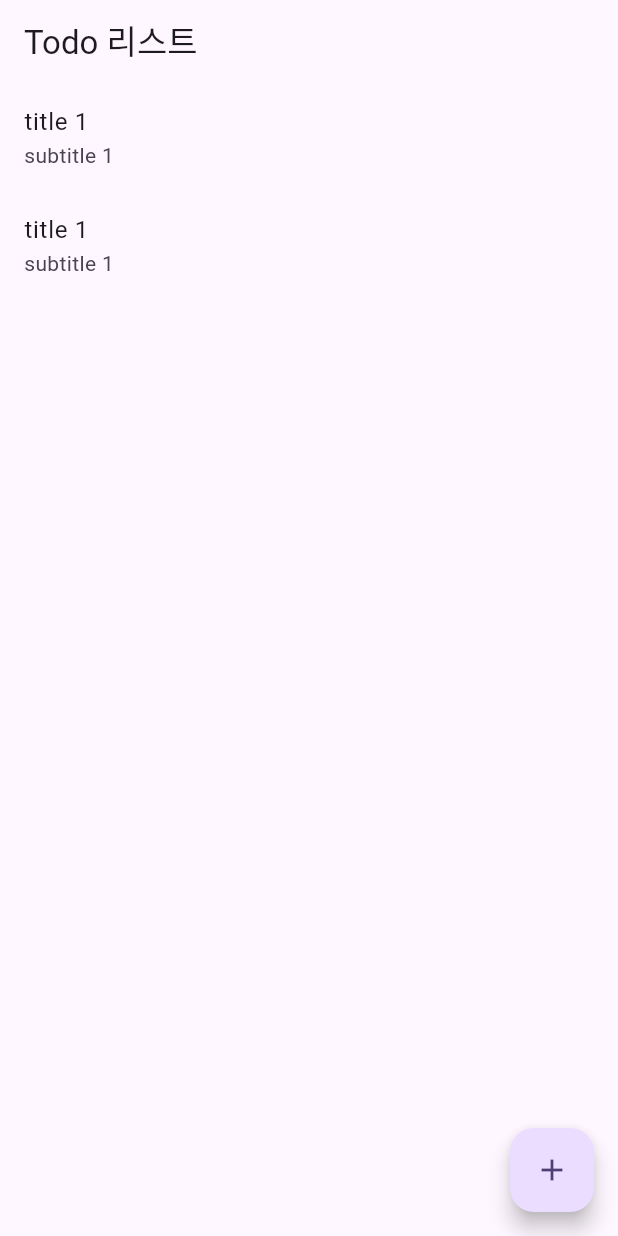
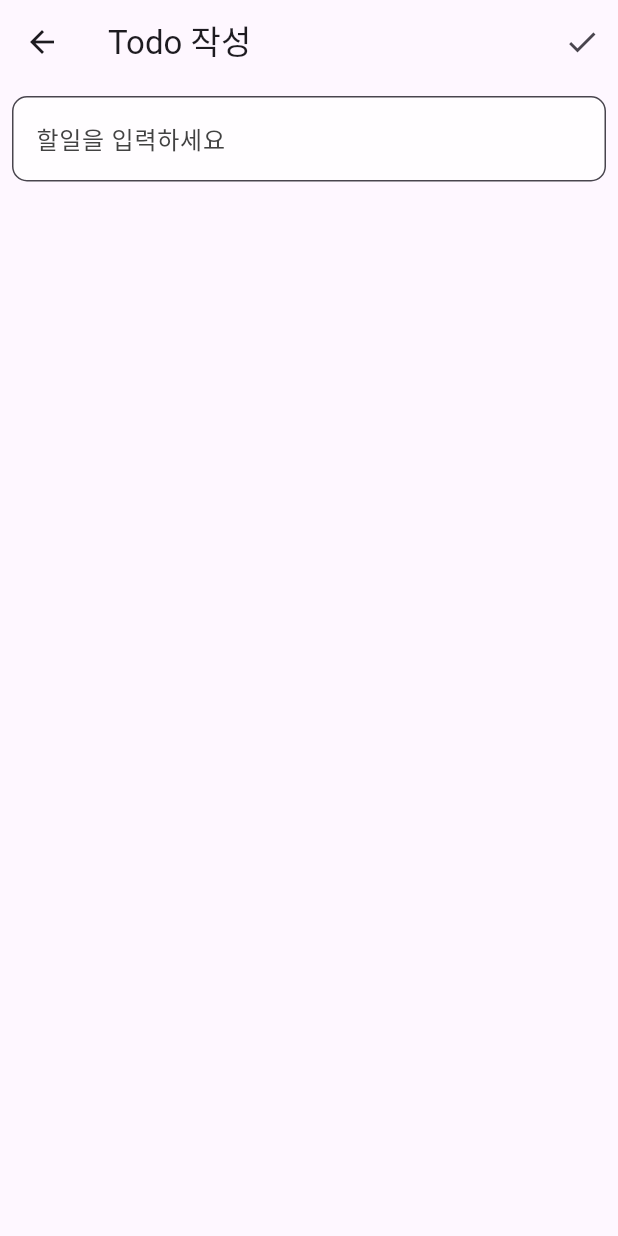
Before and after one commit to hugedreamhd/todolist, a Flutter app: the screen it shows after launch, after a tap on the "add" icon, on a phone screen of 412 x 824 dp. Run offline on Flutter 3.47's test engine with Material 3 defaults, Android fonts, the phone set to English and light mode, and no system bars.

Commit message:
create_screen을 생성해서 TextField로 할일을 넣을 수 있고, appbar안에 action icon을 생성해 저장하는 기능을 만듦

```diff
--- /dev/null
+++ b/lib/create_screen.dart
@@ -0,0 +1,34 @@
+import 'package:flutter/material.dart';
+
+class CreateScreen extends StatelessWidget {
+  const CreateScreen({super.key});
+
+  @override
+  Widget build(BuildContext context) {
+    return Scaffold(
+      appBar: AppBar(
+        title: Text('Todo 작성'),
+        actions: [
+          IconButton(
+            onPressed: () {},
+            icon: const Icon(Icons.done),
+          ),
+        ],
+      ),
+      body: Padding(
+        padding: const EdgeInsets.all(8.0),
+        child: TextField(
+          decoration: InputDecoration(
+            border: OutlineInputBorder(
+              borderRadius: BorderRadius.circular(10.0),
+            ),
+            hintStyle: TextStyle(color: Colors.grey[800]),
+            hintText: '할일을 입력하세요',
+            filled: true,
+            fillColor: Colors.white70,
+          ),
+        ),
+      ),
+    );
+  }
+}
--- a/lib/list_screen.dart
+++ b/lib/list_screen.dart
@@ -1,4 +1,5 @@
 import 'package:flutter/material.dart';
+import 'package:todolist/create_screen.dart';
 
 class ListScreen extends StatelessWidget {
   const ListScreen({super.key});
@@ -7,7 +8,7 @@ class ListScreen extends StatelessWidget {
   Widget build(BuildContext context) {
     return Scaffold(
       appBar: AppBar(
-        title: Text('Todo 리스트'),
+        title: const Text('Todo 리스트'),
       ),
       body: ListView(
         children: const [
@@ -23,8 +24,12 @@ class ListScreen extends StatelessWidget {
 
       ),
       floatingActionButton: FloatingActionButton(
-        onPressed: () {  },
-        child: Icon(Icons.add),
+        onPressed: () {
+          Navigator.push(context, MaterialPageRoute(builder: (context) =>
+           const CreateScreen()),
+          );
+        },
+        child: const Icon(Icons.add),
 
       ),
     );
```
